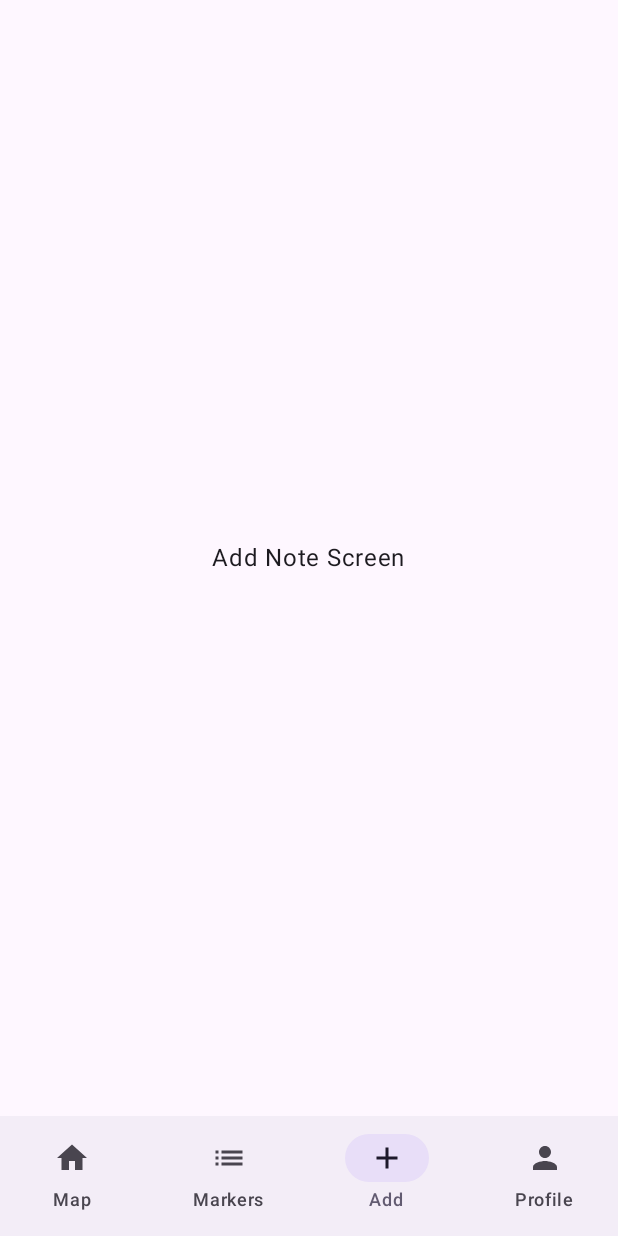
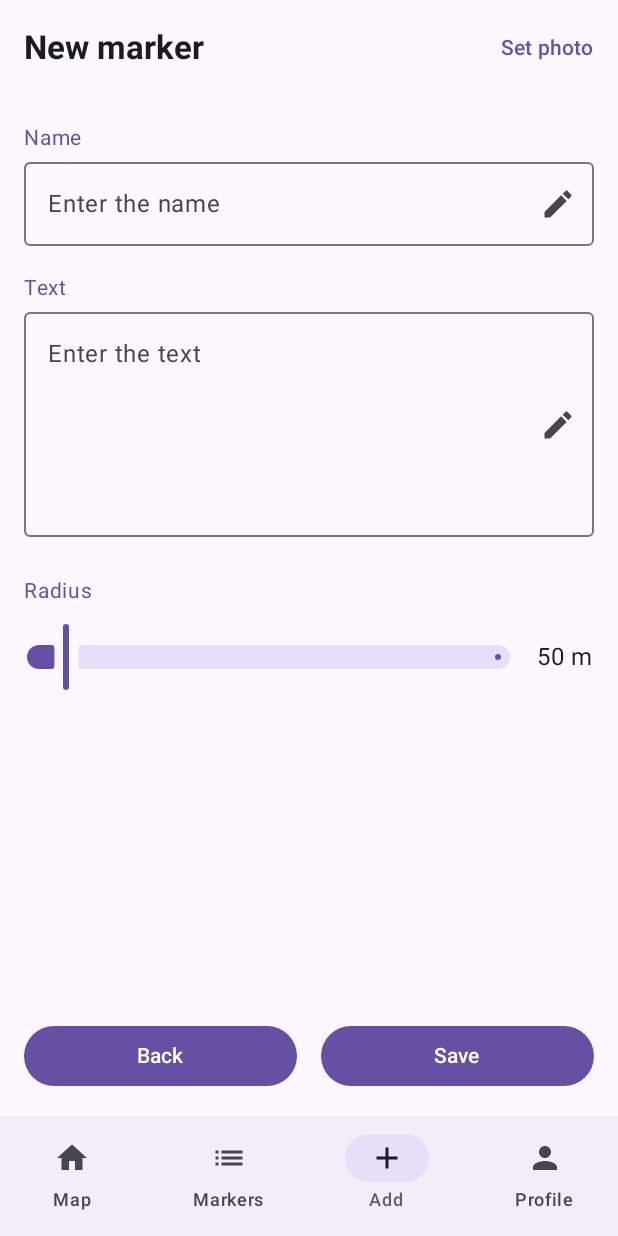
Before and after one commit to Rom-Cola/Geonot, an Android app built with Jetpack Compose: the NotesListScreen screen opened through its navigation route, item 3 of the bottom bar chosen, on a phone screen of 412 x 824 dp. Run offline under Robolectric (Android 15) with nearby library versions, the phone set to English and light mode, and no system bars.

Commit message:
Implement Room database and Repository pattern

```diff
--- a/app/src/main/AndroidManifest.xml
+++ b/app/src/main/AndroidManifest.xml
@@ -3,6 +3,7 @@
     xmlns:tools="http://schemas.android.com/tools">
 
     <application
+        android:name=".GeonotApplication"
         android:allowBackup="true"
         android:dataExtractionRules="@xml/data_extraction_rules"
         android:fullBackupContent="@xml/backup_rules"
--- /dev/null
+++ b/app/src/main/java/com/loiev/geonot/GeonotApplication.kt
@@ -0,0 +1,10 @@
+package com.loiev.geonot
+
+import android.app.Application
+import com.loiev.geonot.data.AppDatabase
+import com.loiev.geonot.data.GeoNoteRepository
+
+class GeonotApplication : Application() {
+    val database by lazy { AppDatabase.getDatabase(this) }
+    val repository by lazy { GeoNoteRepository(database.geoNoteDao()) }
+}
--- a/app/src/main/java/com/loiev/geonot/data/GeoNote.kt
+++ b/app/src/main/java/com/loiev/geonot/data/GeoNote.kt
@@ -1,7 +1,12 @@
 package com.loiev.geonot.data
 
+import androidx.room.Entity
+import androidx.room.PrimaryKey
+
+@Entity(tableName = "notes_table")
 data class GeoNote(
-    val id: Int,
+    @PrimaryKey(autoGenerate = true)
+    val id: Int = 0,
     val name: String,
     val text: String,
     val photoPath: String? = null,
--- /dev/null
+++ b/app/src/main/java/com/loiev/geonot/data/GeoNoteDao.kt
@@ -0,0 +1,16 @@
+package com.loiev.geonot.data
+
+import androidx.room.Dao
+import androidx.room.Insert
+import androidx.room.OnConflictStrategy
+import androidx.room.Query
+import kotlinx.coroutines.flow.Flow
+
+@Dao
+interface GeoNoteDao {
+    @Insert(onConflict = OnConflictStrategy.IGNORE)
+    suspend fun insert(note: GeoNote)
+
+    @Query("SELECT * FROM notes_table ORDER BY id DESC")
+    fun getAllNotes(): Flow<List<GeoNote>>
+}
--- /dev/null
+++ b/app/src/main/java/com/loiev/geonot/data/GeoNoteRepository.kt
@@ -0,0 +1,11 @@
+package com.loiev.geonot.data
+
+import kotlinx.coroutines.flow.Flow
+
+class GeoNoteRepository(private val geoNoteDao: GeoNoteDao) {
+    val allNotes: Flow<List<GeoNote>> = geoNoteDao.getAllNotes()
+
+    suspend fun insert(note: GeoNote) {
+        geoNoteDao.insert(note)
+    }
+}
--- a/app/src/main/java/com/loiev/geonot/ui/AppNavigation.kt
+++ b/app/src/main/java/com/loiev/geonot/ui/AppNavigation.kt
@@ -13,13 +13,19 @@ import androidx.compose.runtime.Composable
 import androidx.compose.ui.Alignment
 import androidx.compose.ui.Modifier
 import androidx.compose.ui.graphics.vector.ImageVector
+import androidx.compose.ui.platform.LocalContext
+import androidx.lifecycle.viewmodel.compose.viewModel
 import androidx.navigation.NavController
 import androidx.navigation.NavHostController
 import androidx.navigation.compose.NavHost
 import androidx.navigation.compose.composable
 import androidx.navigation.compose.currentBackStackEntryAsState
 import androidx.navigation.compose.rememberNavController
+import com.loiev.geonot.GeonotApplication
+import com.loiev.geonot.ui.screens.AddNoteScreen
 import com.loiev.geonot.ui.screens.NotesListScreen
+import com.loiev.geonot.ui.viewmodels.NotesViewModel
+import com.loiev.geonot.ui.viewmodels.ViewModelFactory
 
 sealed class Screen(val route: String, val icon: ImageVector, val title: String) {
     object Map : Screen("map", Icons.Default.Home, "Map")
@@ -40,10 +46,17 @@ fun MainScreen() {
 
 @Composable
 fun AppNavHost(navController: NavHostController, modifier: Modifier = Modifier) {
+    // Створюємо ViewModel один раз для всього графу навігації
+    val application = LocalContext.current.applicationContext as GeonotApplication
+    val notesViewModel: NotesViewModel = viewModel(
+        factory = ViewModelFactory(application.repository)
+    )
+
     NavHost(navController = navController, startDestination = Screen.Map.route, modifier = modifier) {
         composable(Screen.Map.route) { PlaceholderScreen("Map Screen") }
-        composable(Screen.NotesList.route) { NotesListScreen() }
-        composable(Screen.AddNote.route) { PlaceholderScreen("Add Note Screen") }
+        composable(Screen.NotesList.route) { NotesListScreen(viewModel = notesViewModel) }
+        // Передаємо viewModel та navController в екран додавання
+        composable(Screen.AddNote.route) { AddNoteScreen(navController = navController, viewModel = notesViewModel) }
         composable(Screen.Profile.route) { PlaceholderScreen("Profile Screen") }
     }
 }
--- /dev/null
+++ b/app/src/main/java/com/loiev/geonot/ui/screens/AddNoteScreen.kt
@@ -0,0 +1,118 @@
+package com.loiev.geonot.ui.screens
+
+import androidx.compose.foundation.layout.*
+import androidx.compose.material.icons.Icons
+import androidx.compose.material.icons.filled.Edit
+import androidx.compose.material3.*
+import androidx.compose.runtime.*
+import androidx.compose.ui.Alignment
+import androidx.compose.ui.Modifier
+import androidx.compose.ui.text.font.FontWeight
+import androidx.compose.ui.unit.dp
+import androidx.compose.ui.unit.sp
+import androidx.navigation.NavController
+import com.loiev.geonot.ui.viewmodels.NotesViewModel
+
+@OptIn(ExperimentalMaterial3Api::class)
+@Composable
+fun AddNoteScreen(navController: NavController, viewModel: NotesViewModel) {
+    // Стан для кожного поля вводу
+    var name by remember { mutableStateOf("") }
+    var text by remember { mutableStateOf("") }
+    var radius by remember { mutableStateOf(50f) } // Float для Slider
+
+    Scaffold(
+        topBar = {
+            TopAppBar(
+                title = { Text("New marker", fontWeight = FontWeight.Bold) },
+                actions = {
+                    TextButton(onClick = { /* TODO: Implement photo selection */ }) {
+                        Text("Set photo")
+                    }
+                }
+            )
+        }
+    ) { paddingValues ->
+        Column(
+            modifier = Modifier
+                .padding(paddingValues)
+                .padding(16.dp)
+                .fillMaxSize()
+        ) {
+            // Поле для назви
+            Text("Name", color = MaterialTheme.colorScheme.primary, fontSize = 14.sp)
+            Spacer(modifier = Modifier.height(4.dp))
+            OutlinedTextField(
+                value = name,
+                onValueChange = { name = it },
+                placeholder = { Text("Enter the name") },
+                trailingIcon = { Icon(Icons.Default.Edit, contentDescription = null) },
+                modifier = Modifier.fillMaxWidth()
+            )
+            Spacer(modifier = Modifier.height(16.dp))
+
+            // Поле для тексту
+            Text("Text", color = MaterialTheme.colorScheme.primary, fontSize = 14.sp)
+            Spacer(modifier = Modifier.height(4.dp))
+            OutlinedTextField(
+                value = text,
+                onValueChange = { text = it },
+                placeholder = { Text("Enter the text") },
+                trailingIcon = { Icon(Icons.Default.Edit, contentDescription = null) },
+                modifier = Modifier
+                    .fillMaxWidth()
+                    .height(150.dp) // Робимо поле вищим
+            )
+            Spacer(modifier = Modifier.height(24.dp))
+
+            // Секція для радіусу
+            Text("Radius", color = MaterialTheme.colorScheme.primary, fontSize = 14.sp)
+            Spacer(modifier = Modifier.height(8.dp))
+            Row(
+                modifier = Modifier.fillMaxWidth(),
+                verticalAlignment = Alignment.CenterVertically
+            ) {
+                Slider(
+                    value = radius,
+                    onValueChange = { radius = it },
+                    valueRange = 10f..500f, // Діапазон від 10 до 500 метрів
+                    modifier = Modifier.weight(1f)
+                )
+                Text(
+                    text = "${radius.toInt()} m",
+                    modifier = Modifier.padding(start = 16.dp),
+                    fontSize = 16.sp
+                )
+            }
+
+            // Використовуємо Spacer, щоб "притиснути" кнопки до низу
+            Spacer(modifier = Modifier.weight(1f))
+
+            // Кнопки "Back" та "Save"
+            Row(
+                modifier = Modifier.fillMaxWidth(),
+                horizontalArrangement = Arrangement.SpaceBetween
+            ) {
+                Button(
+                    onClick = { navController.popBackStack() },
+                    modifier = Modifier.weight(1f)
+                ) {
+                    Text("Back")
+                }
+                Spacer(modifier = Modifier.width(16.dp))
+                Button(
+                    onClick = {
+                        // Перевірка, щоб назва не була пустою
+                        if (name.isNotBlank()) {
+                            viewModel.addNote(name, text, radius.toInt())
+                            navController.popBackStack() // Повертаємось на попередній екран
+                        }
+                    },
+                    modifier = Modifier.weight(1f)
+                ) {
+                    Text("Save")
+                }
+            }
+        }
+    }
+}
--- a/app/src/main/java/com/loiev/geonot/ui/screens/NotesListScreen.kt
+++ b/app/src/main/java/com/loiev/geonot/ui/screens/NotesListScreen.kt
@@ -18,7 +18,7 @@ import com.loiev.geonot.ui.viewmodels.NotesViewModel
 
 @OptIn(ExperimentalMaterial3Api::class)
 @Composable
-fun NotesListScreen(viewModel: NotesViewModel = viewModel()) {
+fun NotesListScreen(viewModel: NotesViewModel) {
     val notes by viewModel.notes.collectAsState()
 
     Scaffold(topBar = { TopAppBar(title = { Text("All Markers") }) }) { paddingValues ->
--- a/app/src/main/java/com/loiev/geonot/ui/viewmodels/NotesViewModel.kt
+++ b/app/src/main/java/com/loiev/geonot/ui/viewmodels/NotesViewModel.kt
@@ -1,23 +1,39 @@
 package com.loiev.geonot.ui.viewmodels
 
 import androidx.lifecycle.ViewModel
+import androidx.lifecycle.viewModelScope
 import com.loiev.geonot.data.GeoNote
-import kotlinx.coroutines.flow.MutableStateFlow
+import com.loiev.geonot.data.GeoNoteRepository
+import kotlinx.coroutines.flow.SharingStarted
 import kotlinx.coroutines.flow.StateFlow
-import kotlinx.coroutines.flow.asStateFlow
+import kotlinx.coroutines.flow.stateIn
+import kotlinx.coroutines.launch
+import java.text.SimpleDateFormat
+import java.util.Date
+import java.util.Locale
 
-class NotesViewModel : ViewModel() {
-    private val _notes = MutableStateFlow<List<GeoNote>>(emptyList())
-    val notes: StateFlow<List<GeoNote>> = _notes.asStateFlow()
+class NotesViewModel(private val repository: GeoNoteRepository) : ViewModel() {
+    val notes: StateFlow<List<GeoNote>> = repository.allNotes
+        .stateIn(
+            scope = viewModelScope,
+            started = SharingStarted.WhileSubscribed(5000L),
+            initialValue = emptyList()
+        )
 
-    init {
-        loadNotes()
-    }
+    fun addNote(name: String, text: String, radius: Int) { // <-- Додали параметр radius
+        viewModelScope.launch {
+            val sdf = SimpleDateFormat("dd.MM.yyyy HH:mm", Locale.getDefault())
+            val currentDate = sdf.format(Date())
 
-    private fun loadNotes() {
-        _notes.value = listOf(
-            GeoNote(1, "КПІ", "KPI is my favourite place <3", latitude = 0.0, longitude = 0.0, radius = 50, timestamp = "5 min ago"),
-            GeoNote(2, "Пузата Хата", "Їжа смачна", latitude = 0.0, longitude = 0.0, radius = 100, timestamp = "11.02.2024")
-        )
+            val newNote = GeoNote(
+                name = name,
+                text = text,
+                radius = radius,
+                latitude = 50.4501,
+                longitude = 30.5234,
+                timestamp = currentDate
+            )
+            repository.insert(newNote)
+        }
     }
 }
--- /dev/null
+++ b/app/src/main/java/com/loiev/geonot/ui/viewmodels/ViewModelFactory.kt
@@ -0,0 +1,15 @@
+package com.loiev.geonot.ui.viewmodels
+
+import androidx.lifecycle.ViewModel
+import androidx.lifecycle.ViewModelProvider
+import com.loiev.geonot.data.GeoNoteRepository
+
+class ViewModelFactory(private val repository: GeoNoteRepository) : ViewModelProvider.Factory {
+    override fun <T : ViewModel> create(modelClass: Class<T>): T {
+        if (modelClass.isAssignableFrom(NotesViewModel::class.java)) {
+            @Suppress("UNCHECKED_CAST")
+            return NotesViewModel(repository) as T
+        }
+        throw IllegalArgumentException("Unknown ViewModel class")
+    }
+}
--- a/gradle/libs.versions.toml
+++ b/gradle/libs.versions.toml
@@ -8,6 +8,7 @@ espressoCore = "3.7.0"
 lifecycleRuntimeKtx = "2.9.4"
 activityCompose = "1.11.0"
 composeBom = "2024.09.00"
+roomCompiler = "2.8.4"
 
 [libraries]
 androidx-core-ktx = { group = "androidx.core", name = "core-ktx", version.ref = "coreKtx" }
@@ -24,6 +25,7 @@ androidx-compose-ui-tooling-preview = { group = "androidx.compose.ui", name = "u
 androidx-compose-ui-test-manifest = { group = "androidx.compose.ui", name = "ui-test-manifest" }
 androidx-compose-ui-test-junit4 = { group = "androidx.compose.ui", name = "ui-test-junit4" }
 androidx-compose-material3 = { group = "androidx.compose.material3", name = "material3" }
+androidx-room-compiler = { group = "androidx.room", name = "room-compiler", version.ref = "roomCompiler" }
 
 [plugins]
 android-application = { id = "com.android.application", version.ref = "agp" }
```
Also changed, not shown: app/build.gradle.kts (+14 -2 lines), app/src/main/java/com/loiev/geonot/data/AppDatabase.kt (added, +28 -0 lines).
